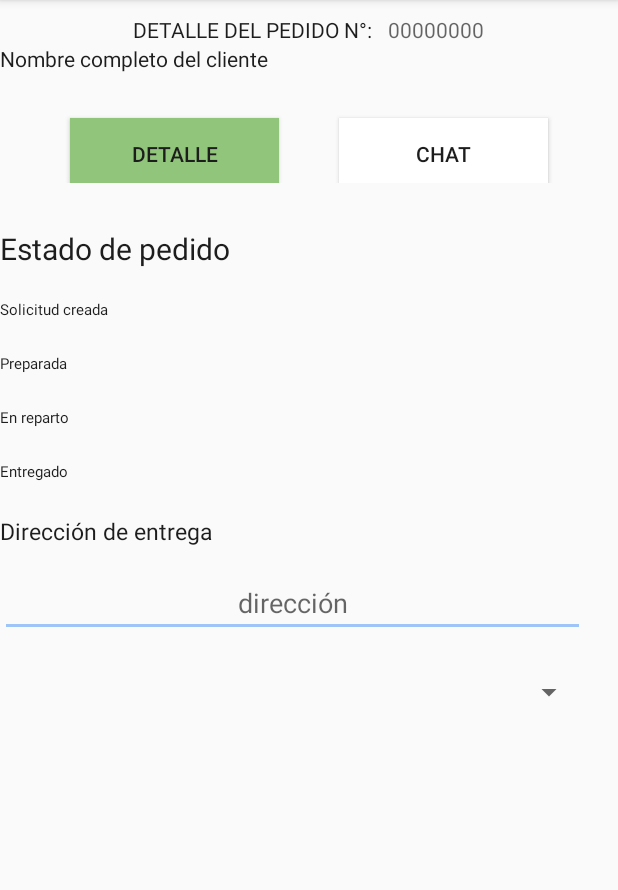
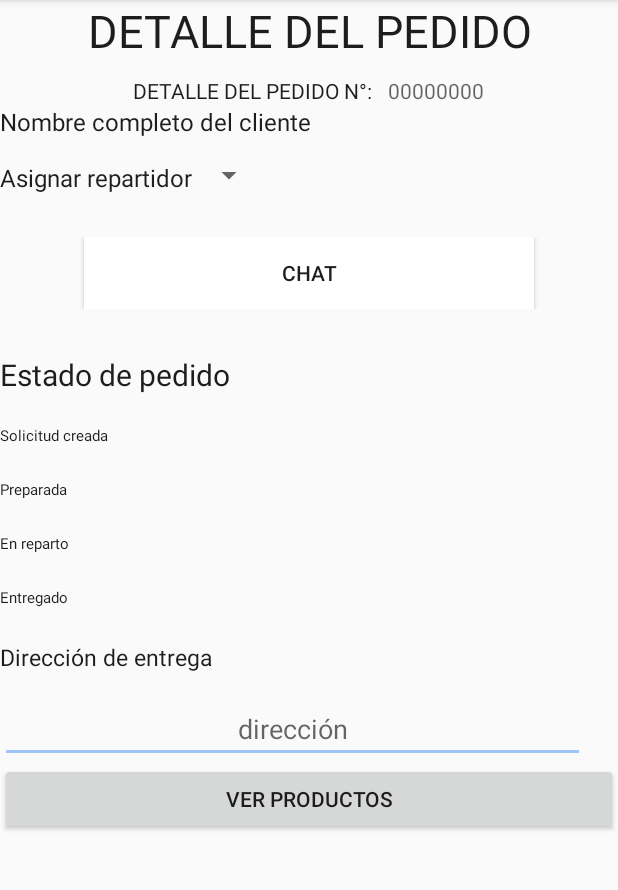
Before and after one commit to davidcv54/ENCARGALOfinalG1, an Android app: the fragment mio_frgdetallepedido shown on its own in the app's theme, on a phone screen of 412 x 824 dp, the part 84-974 px from its top. Run offline under Robolectric (Android 15) with nearby library versions, the phone set to English and light mode, and no system bars.

Commit message:
Modificaciones-29/10/22 19:15

```diff
--- a/app/src/main/AndroidManifest.xml
+++ b/app/src/main/AndroidManifest.xml
@@ -9,7 +9,6 @@
         android:roundIcon="@mipmap/ic_launcher_round"
         android:supportsRtl="true"
         android:theme="@style/AppTheme">
-        <activity android:name=".mio_chat_conversacion"></activity>
         <activity android:name=".activity_is_actverificacioncodigo" />
         <activity android:name=".activity_is_actiniciarsesionprincipal" />
         <activity android:name=".activity_is_actcrearunacuenta" />
--- a/app/src/main/java/mx/com/encargalo/tendero/Inicio_sesion/ui/Mis_ordenes/mio_frgdetallepedido.java
+++ b/app/src/main/java/mx/com/encargalo/tendero/Inicio_sesion/ui/Mis_ordenes/mio_frgdetallepedido.java
@@ -3,20 +3,38 @@ package mx.com.encargalo.tendero.Inicio_sesion.ui.Mis_ordenes;
 import android.os.Bundle;
 
 import androidx.fragment.app.Fragment;
+import androidx.navigation.Navigation;
 
 import android.view.LayoutInflater;
 import android.view.View;
 import android.view.ViewGroup;
+import android.widget.Button;
 
 import mx.com.encargalo.R;
 
 public class mio_frgdetallepedido extends Fragment {
-
+    Button dpbtndetalle,dpbtnchat;
 
     @Override
     public View onCreateView(LayoutInflater inflater, ViewGroup container,
                              Bundle savedInstanceState) {
         // Inflate the layout for this fragment
-        return inflater.inflate(R.layout.fragment_mio_frgdetallepedido, container, false);
+        View vista = inflater.inflate(R.layout.fragment_mio_frgdetallepedido, container, false);
+        dpbtndetalle= vista.findViewById(R.id.mio_dpbtndetalle);
+        dpbtndetalle.setOnClickListener(new View.OnClickListener() {
+            @Override
+            public void onClick(View view) {
+                Navigation.findNavController(view).navigate(R.id.nav_misordenesdetalleproducto);
+            }
+        });
+        dpbtnchat=vista.findViewById(R.id.mio_dpbtnchat);
+        dpbtnchat.setOnClickListener(new View.OnClickListener() {
+            @Override
+            public void onClick(View view) {
+                Navigation.findNavController(view).navigate(R.id.nav_misordeneslistachat);
+            }
+        });
+
+        return vista;
     }
 }
--- a/app/src/main/java/mx/com/encargalo/tendero/Inicio_sesion/ui/Mis_ordenes/mio_frgmisordenesprincipal.java
+++ b/app/src/main/java/mx/com/encargalo/tendero/Inicio_sesion/ui/Mis_ordenes/mio_frgmisordenesprincipal.java
@@ -25,14 +25,14 @@ public class mio_frgmisordenesprincipal extends Fragment {
         txtdetalle.setOnClickListener(new View.OnClickListener() {
             @Override
             public void onClick(View view) {
-                Navigation.findNavController(view).navigate(R.id.nav_misordenesdetalleproducto);
+                Navigation.findNavController(view).navigate(R.id.nav_misordenesdetallepedido);
             }
         });
         txtchat=vista.findViewById(R.id.mio_moptxtchat);
         txtchat.setOnClickListener(new View.OnClickListener() {
             @Override
             public void onClick(View view) {
-                Navigation.findNavController(view).navigate(R.id.nav_misordeneschatcliente);
+                Navigation.findNavController(view).navigate(R.id.nav_misordeneslistachat);
             }
         });
         return vista;
--- a/app/src/main/res/layout/fragment_mio_frgdetallepedido.xml
+++ b/app/src/main/res/layout/fragment_mio_frgdetallepedido.xml
@@ -5,6 +5,15 @@
     android:layout_height="match_parent"
     android:orientation="vertical"
     tools:context=".tendero.Inicio_sesion.ui.Mis_ordenes.mio_frgdetallepedido">
+
+
+    <TextView
+        android:layout_width="match_parent"
+        android:layout_height="wrap_content"
+        android:text="DETALLE DEL PEDIDO"
+        android:gravity="center"
+        android:textColor="@color/blackPrimary"
+        android:textSize="30dp"/>
 
     <LinearLayout
         android:layout_width="match_parent"
@@ -19,7 +28,7 @@
             android:paddingTop="10dp"/>
 
         <TextView
-            android:id="@+id/txt_num_pedido"
+            android:id="@+id/mio_txtnumpedido"
             android:layout_width="wrap_content"
             android:layout_height="wrap_content"
             android:hint="00000000"
@@ -33,7 +42,25 @@
         android:layout_width="wrap_content"
         android:layout_height="wrap_content"
         android:text="@string/mio_varstrdetallepedido1"
-        android:textColor="@color/blackPrimary"/>
+        android:textColor="@color/blackPrimary"
+        android:textSize="16dp"/>
+
+    <LinearLayout
+        android:layout_width="match_parent"
+        android:layout_height="wrap_content">
+        <TextView
+            android:layout_width="wrap_content"
+            android:layout_height="wrap_content"
+            android:layout_marginTop="15dp"
+            android:textColor="@color/blackPrimary"
+            android:text="Asignar repartidor"
+            android:textSize="16dp"/>
+        <Spinner
+            android:layout_width="wrap_content"
+            android:layout_height="50dp">
+
+        </Spinner>
+    </LinearLayout>
 
     <LinearLayout
         android:layout_height="wrap_content"
@@ -43,22 +70,12 @@
         android:orientation="horizontal"
         >
 
-        <Button
-            android:id="@+id/mio_dpbtndetalle"
-            android:layout_width="139dp"
-            android:layout_height="match_parent"
-            android:text="@string/mio_varstrdetallepedido2"
-            android:layout_marginTop="9dp"
-            android:layout_marginHorizontal="20dp"
-            android:background="@color/green_600"
-            android:textColor="@color/blackPrimary"/>
 
         <Button
             android:id="@+id/mio_dpbtnchat"
-            android:layout_width="139dp"
+            android:layout_width="300dp"
             android:layout_height="match_parent"
             android:text="@string/mio_varstrdetallepedido3"
-            android:layout_marginTop="9dp"
             android:layout_marginHorizontal="20dp"
             android:background="@color/whitePrimary"
             android:textColor="@color/blackPrimary"/>
@@ -124,14 +141,12 @@
         android:gravity="center_horizontal"
         android:hint="@string/mio_varstrdetallepedido10" />
 
-    <Spinner
-        android:id="@+id/mio_spproductos"
-        android:layout_width="390dp"
-        android:layout_height="42dp"
-        android:spinnerMode="dropdown"
-        android:layout_marginTop="16dp"
-        android:text="@string/mio_varstrdetallepedido11"
-        android:gravity="center_horizontal"
-        />
+    <Button
+        android:id="@+id/mio_dpbtndetalle"
+        android:layout_width="match_parent"
+        android:layout_height="wrap_content"
+        android:text="VER PRODUCTOS"
+        >
 
+    </Button>
 </LinearLayout>
--- a/app/src/main/res/layout/fragment_mio_frgdetalleproducto.xml
+++ b/app/src/main/res/layout/fragment_mio_frgdetalleproducto.xml
@@ -51,12 +51,6 @@
             android:hint="(2)"
 
             android:textColor="@color/blackPrimary" />
-
-        <CheckBox
-            android:id="@+id/is_chkbdetalleproducto2"
-            android:layout_width="wrap_content"
-            android:layout_height="wrap_content"
-            android:layout_marginLeft="250dp" />
 
     </LinearLayout>
 
```
Also changed, not shown: app/src/main/java/mx/com/encargalo/mio_chat_conversacion.java (deleted, +0 -14 lines), app/src/main/java/mx/com/encargalo/tendero/Inicio_sesion/ui/Mis_ordenes/mio_frgchatcliente.java (deleted, +0 -32 lines), app/src/main/java/mx/com/encargalo/tendero/Inicio_sesion/ui/Mis_ordenes/mio_frgconversacion.java (added, +21 -0 lines), app/src/main/java/mx/com/encargalo/tendero/Inicio_sesion/ui/Mis_ordenes/mio_frgdetalleproducto.java (+16 -1 lines), app/src/main/java/mx/com/encargalo/tendero/Inicio_sesion/ui/Mis_ordenes/mio_frglistachat.java (+14 -3 lines), app/src/main/res/layout/fragment_mio_frgchatcliente.xml (deleted, +0 -67 lines), app/src/main/res/layout/fragment_mio_frgconversacion.xml (renamed from app/src/main/res/layout/activity_mio_chat_conversacion.xml, +10 -12 lines), app/src/main/res/layout/mio_menuitemlistaordenes.xml (added, +109 -0 lines), app/src/main/res/navigation/mobile_navigation.xml (+7 -7 lines).
